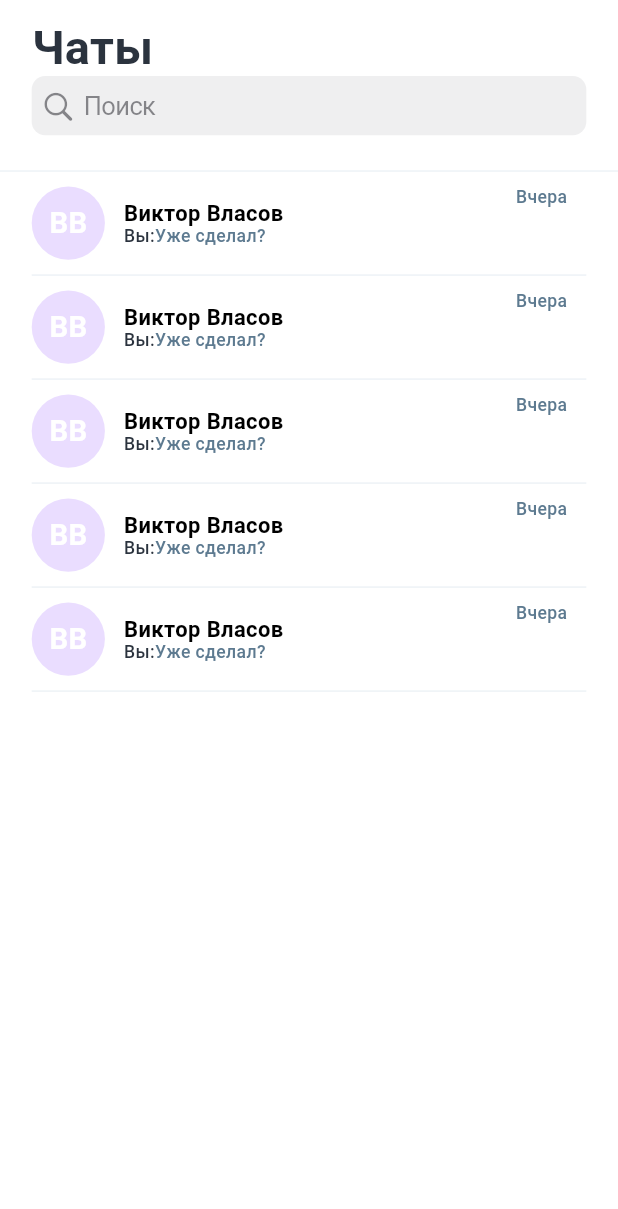
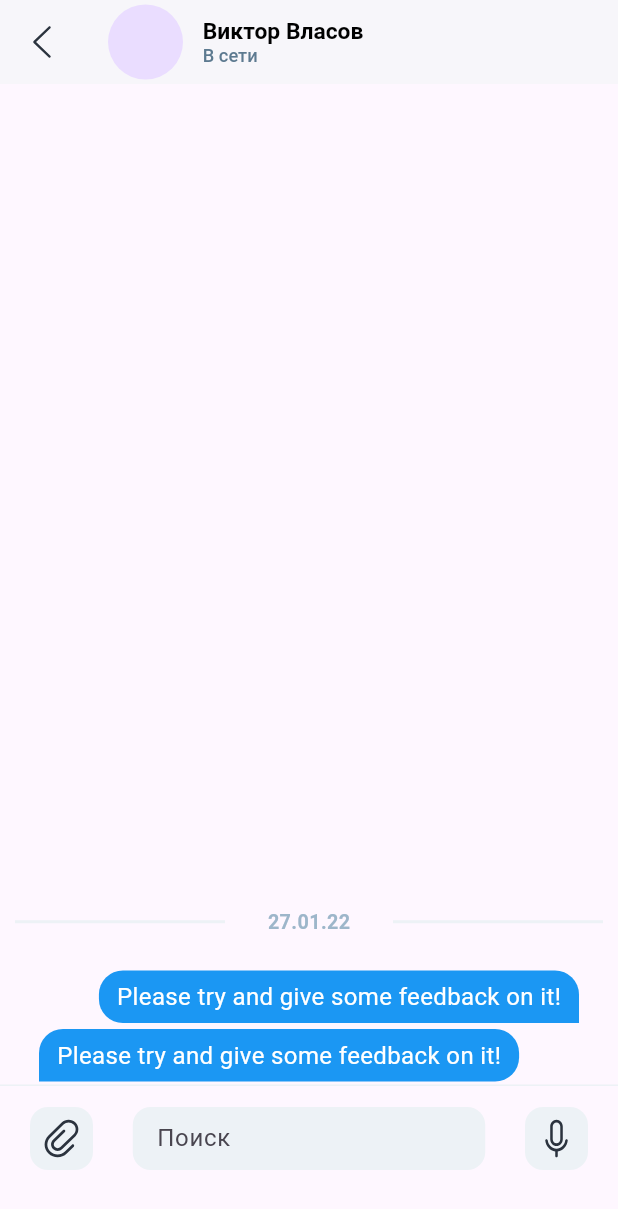
Before and after one commit to chakifenix/mozz_test, a Flutter app: the screen it shows after launch, on a phone screen of 412 x 824 dp. Shown: the top 1209 px of the screen. Run offline on Flutter 3.47's test engine with Material 3 defaults, Android fonts, the phone set to English and light mode, and no system bars; our stand-ins replace chat_bubbles, flutter_screenutil, flutter_svg; Roboto replaces fonts that are missing (Gilroy).

Commit message:
ui finish

```diff
--- /dev/null
+++ b/lib/features/individual_chat_screen/view/individual_chat_screen.dart
@@ -0,0 +1,202 @@
+import 'package:chat_bubbles/bubbles/bubble_special_three.dart';
+import 'package:flutter/material.dart';
+import 'package:flutter_screenutil/flutter_screenutil.dart';
+import 'package:flutter_svg/svg.dart';
+import 'package:mozz/features/individual_chat_screen/widgets/own_message.dart';
+import 'package:mozz/features/individual_chat_screen/widgets/reply_card.dart';
+
+class IndividualScreen extends StatelessWidget {
+  const IndividualScreen({super.key});
+
+  @override
+  Widget build(BuildContext context) {
+    return Scaffold(
+      appBar: PreferredSize(
+        preferredSize: Size.fromHeight(56),
+        child: AppBar(
+          backgroundColor: Colors.white,
+          automaticallyImplyLeading: false,
+          elevation: 1,
+          leading: Transform.scale(
+            scale: 0.5,
+            child: SvgPicture.asset(
+              'images/left.svg',
+            ),
+          ),
+          title: Row(
+            children: [
+              CircleAvatar(
+                radius: 25,
+              ),
+              SizedBox(
+                width: 12.w,
+              ),
+              Column(
+                crossAxisAlignment: CrossAxisAlignment.start,
+                children: [
+                  Text(
+                    'Виктор Власов',
+                    style: TextStyle(
+                      color: Colors.black,
+                      fontSize: 15.sp,
+                      fontFamily: 'Gilroy',
+                      fontWeight: FontWeight.w600,
+                      height: 0,
+                    ),
+                  ),
+                  Text(
+                    'В сети',
+                    style: TextStyle(
+                      color: Color(0xFF5D7A90),
+                      fontSize: 12.sp,
+                      fontFamily: 'Gilroy',
+                      fontWeight: FontWeight.w500,
+                      height: 0,
+                    ),
+                  )
+                ],
+              ),
+            ],
+          ),
+        ),
+      ),
+      body: Column(children: [
+        Expanded(
+          child: Container(
+              child: Padding(
+            padding: const EdgeInsets.only(left: 10, right: 10),
+            child: ListView(
+              reverse: true,
+              children: [
+                BubbleSpecialThree(
+                  text: 'Please try and give some feedback on it!',
+                  color: Color(0xFF1B97F3),
+                  tail: true,
+                  isSender: false,
+                  textStyle: TextStyle(color: Colors.white, fontSize: 16),
+                ),
+                BubbleSpecialThree(
+                  text: 'Please try and give some feedback on it!',
+                  color: Color(0xFF1B97F3),
+                  tail: true,
+                  textStyle: TextStyle(color: Colors.white, fontSize: 16),
+                ),
+                SizedBox(
+                  height: 23,
+                ),
+                Row(
+                    mainAxisAlignment: MainAxisAlignment.spaceBetween,
+                    children: [
+                      Container(
+                        width: 140,
+                        height: 2,
+                        color: Color(0xFFEDF2F6),
+                      ),
+                      Text(
+                        '27.01.22',
+                        style: TextStyle(
+                          color: Color(0xFF9DB6CA),
+                          fontSize: 13.sp,
+                          fontFamily: 'Gilroy',
+                          fontWeight: FontWeight.w600,
+                          height: 0,
+                        ),
+                      ),
+                      Container(
+                        width: 140,
+                        height: 2,
+                        color: Color(0xFFEDF2F6),
+                      ),
+                    ]),
+              ],
+            ),
+          )),
+        ),
+        Container(
+          padding: EdgeInsets.only(left: 20, right: 20, top: 14, bottom: 44),
+          decoration: BoxDecoration(
+              color: Colors.transparent,
+              border: Border(top: BorderSide(color: Color(0xFFEDF2F6)))),
+          child: Row(
+            mainAxisAlignment: MainAxisAlignment.spaceBetween,
+            children: [
+              Container(
+                  width: 42,
+                  height: 42,
+                  padding: EdgeInsets.symmetric(vertical: 6, horizontal: 6),
+                  decoration: BoxDecoration(
+                      borderRadius: BorderRadius.circular(12),
+                      color: Color(0xFFEDF2F6)),
+                  child: SvgPicture.asset('images/skrepka.svg')),
+              Container(
+                  width: 235,
+                  height: 42,
+                  decoration: BoxDecoration(
+                      color: Color(0xFFEDF2F6),
+                      borderRadius: BorderRadius.circular(12)),
+                  child: TextField(
+                    maxLines: 5,
+                    minLines: 1,
+                    decoration: InputDecoration(
+                        focusedBorder: OutlineInputBorder(
+                            borderSide: BorderSide(color: Colors.transparent)),
+                        enabledBorder: OutlineInputBorder(
+                            borderSide: BorderSide(color: Colors.transparent)),
+                        contentPadding: EdgeInsets.only(left: 12, right: 10),
+                        border: OutlineInputBorder(
+                            borderRadius: BorderRadius.circular(8.r),
+                            borderSide: BorderSide(color: Colors.black)),
+                        hintText: 'Поиск',
+                        prefixIconColor: Colors.grey),
+                  )),
+              Container(
+                  width: 42,
+                  height: 42,
+                  padding: EdgeInsets.symmetric(vertical: 6, horizontal: 6),
+                  decoration: BoxDecoration(
+                      color: Color(0xFFEDF2F6),
+                      borderRadius: BorderRadius.circular(12)),
+                  child: SvgPicture.asset('images/Audio.svg'))
+            ],
+          ),
+        )
+        // Container(
+        //   padding: EdgeInsets.only(bottom: 23),
+        //   decoration: BoxDecoration(
+        //       color: Colors.green,
+        //       border: Border(top: BorderSide(color: Colors.green))),
+        //   child: Row(
+        //     children: [
+        //       Container(
+        //         color: Colors.blue,
+        //         padding: EdgeInsets.all(6.w),
+        //         child: SvgPicture.asset('images/skrepka.svg'),
+        //       ),
+        //       // SizedBox(
+        //       //   child: Container(
+        //       //     width: 235.w,
+        //       //     height: 42.h,
+        //       //     decoration: BoxDecoration(
+        //       //         color: Colors.red,
+        //       //         borderRadius: BorderRadius.circular(12.r)),
+        //       //     child: TextFormField(
+        //       //       textAlignVertical: TextAlignVertical.center,
+        //       //       keyboardType: TextInputType.multiline,
+        //       //       maxLines: 5,
+        //       //       minLines: 1,
+        //       //       decoration: InputDecoration(
+        //       //         contentPadding:
+        //       //             EdgeInsets.symmetric(vertical: 16, horizontal: 12),
+        //       //         border: InputBorder.none,
+        //       //         hintText: 'Сіздің хабарламаңыз...',
+        //       //       ),
+        //       //     ),
+        //       //   ),
+        //       // ),
+        //     ],
+        //   ),
+        // )
+      ]),
+    );
+  }
+}
--- a/lib/main.dart
+++ b/lib/main.dart
@@ -1,6 +1,7 @@
 import 'package:flutter/material.dart';
 import 'package:flutter_screenutil/flutter_screenutil.dart';
 import 'package:mozz/features/chats_page/view/chats_screen.dart';
+import 'package:mozz/features/individual_chat_screen/view/individual_chat_screen.dart';
 
 void main() {
   runApp(const MyApp());
@@ -13,11 +14,11 @@ class MyApp extends StatelessWidget {
   @override
   Widget build(BuildContext context) {
     return ScreenUtilInit(
-      designSize: const Size(390.0, 844.0),
+      designSize: const Size(375.0, 812.0),
       minTextAdapt: true,
       splitScreenMode: true,
       builder: (context, child) {
-        return MaterialApp(home: ChatsScreen());
+        return MaterialApp(home: IndividualScreen());
       },
     );
   }
```
Also changed, not shown: lib/features/individual_chat_screen/widgets/own_message.dart (added, +52 -0 lines), lib/features/individual_chat_screen/widgets/reply_card.dart (added, +46 -0 lines), pubspec.yaml (+4 -3 lines), images/Audio.svg (added), images/left.svg (added), images/skrepka.svg (added), pubspec.lock.
